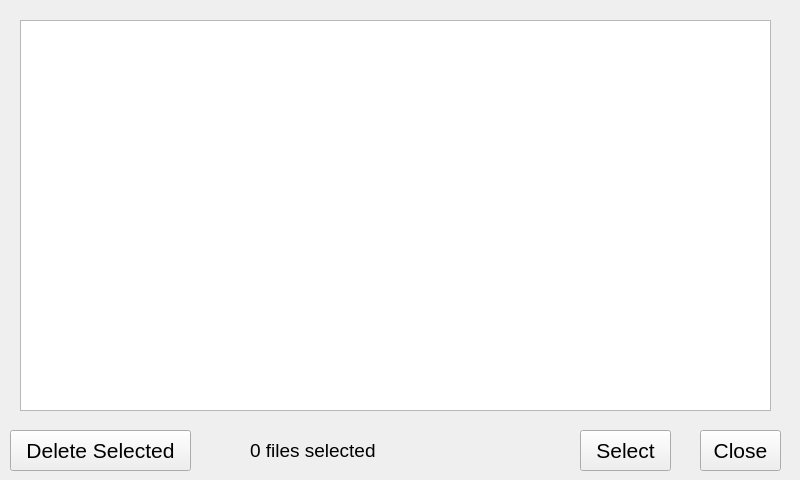
Qt form src/extbrowser.ui (krontech/chronos-cam-app) before a commit.
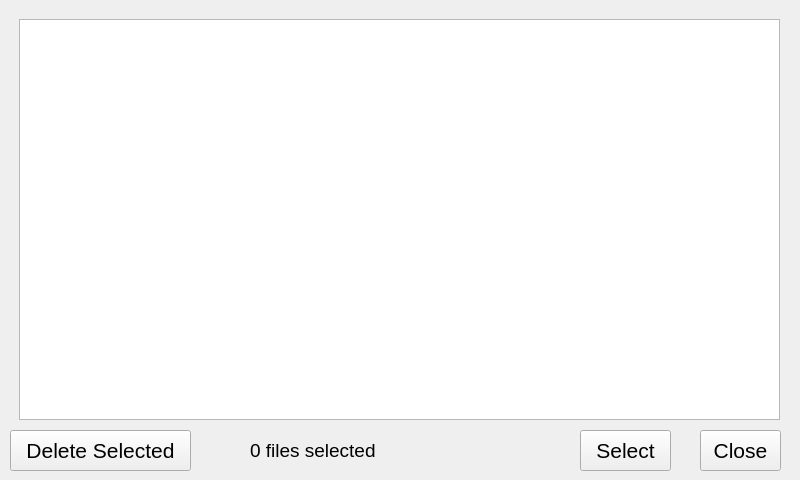
The same form after that commit.

Commit message: Added checkboxes as the first column.

The edit to the form file:
```diff
--- a/src/extbrowser.ui
+++ b/src/extbrowser.ui
@@ -85,15 +85,20 @@
     <string>0 files selected</string>
    </property>
   </widget>
-  <widget class="QTableView" name="tableView">
+  <widget class="QWidget" name="gridLayoutWidget">
    <property name="geometry">
     <rect>
-     <x>20</x>
-     <y>20</y>
-     <width>751</width>
-     <height>391</height>
+     <x>19</x>
+     <y>19</y>
+     <width>761</width>
+     <height>401</height>
     </rect>
    </property>
+   <layout class="QGridLayout" name="gridLayout">
+    <item row="0" column="0">
+     <widget class="QTableView" name="tableView"/>
+    </item>
+   </layout>
   </widget>
  </widget>
  <resources/>
```
The commit also changes 3 other files.
